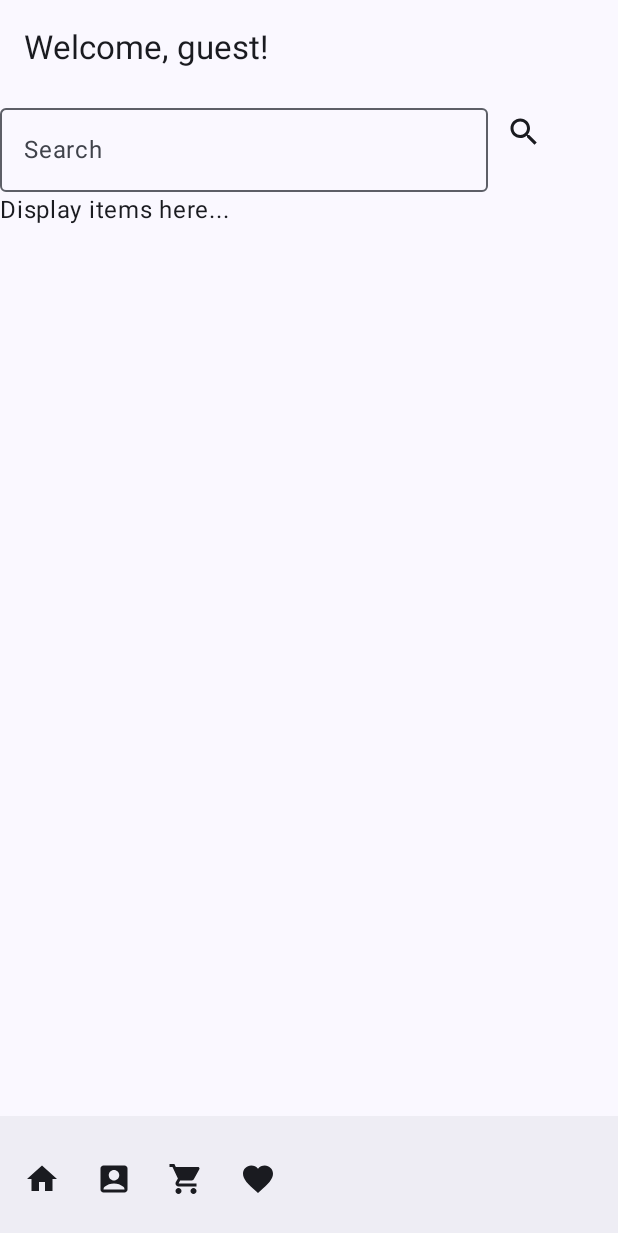
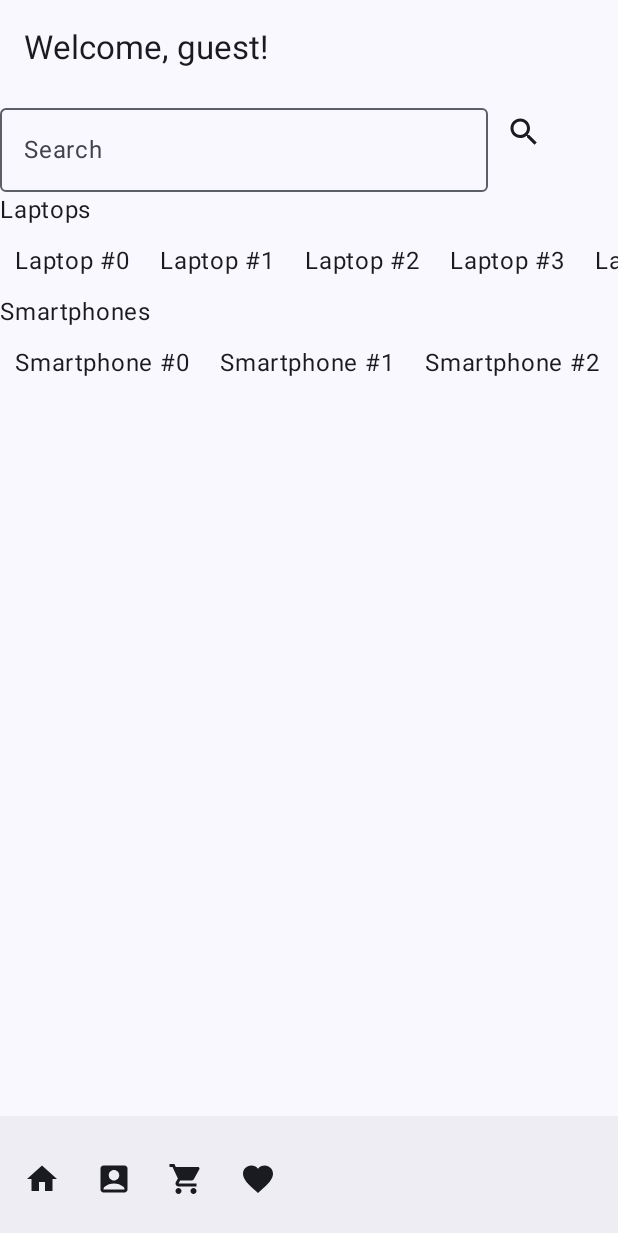
Before and after one commit to franco401/Computer-Store-Shopping-App, an Android app built with Jetpack Compose: the screen it shows after launch (MainActivity), on a phone screen of 412 x 824 dp. Shown: the top 1233 px of the screen. Run offline under Robolectric (Android 15) with nearby library versions, the phone set to English and light mode, and no system bars.

Commit message:
Added scrollable rows to home screen and will add item images later

```diff
--- a/app/src/main/java/com/example/computerstoreshoppingapp/MainActivity.kt
+++ b/app/src/main/java/com/example/computerstoreshoppingapp/MainActivity.kt
@@ -4,6 +4,7 @@ import android.os.Bundle
 import androidx.activity.ComponentActivity
 import androidx.activity.OnBackPressedCallback
 import androidx.activity.compose.setContent
+import androidx.compose.foundation.horizontalScroll
 import androidx.compose.foundation.layout.Box
 import androidx.compose.foundation.layout.Column
 import androidx.compose.foundation.layout.Row
@@ -14,6 +15,8 @@ import androidx.compose.foundation.layout.requiredSize
 import androidx.compose.foundation.layout.requiredWidth
 import androidx.compose.foundation.layout.width
 import androidx.compose.foundation.layout.widthIn
+import androidx.compose.foundation.rememberScrollState
+import androidx.compose.foundation.verticalScroll
 import androidx.compose.material.icons.Icons
 import androidx.compose.material.icons.filled.AccountBox
 import androidx.compose.material.icons.filled.Favorite
@@ -194,7 +197,29 @@ fun homeScreen(navController: NavController) {
                             Icon(Icons.Filled.Search, contentDescription = "Item Search")
                         }
                     }
-                    Text("Display items here...")
+                    //a column that stacks rows of item types
+                    Column {
+                        Text("Laptops")
+
+                        //row of laptops (images will be rendered instead later)
+                        Row (
+                            Modifier.horizontalScroll(rememberScrollState(0))
+                            ) {
+                            repeat(10) {
+                                Text("Laptop #$it", modifier = Modifier.padding(10.dp))
+                            }
+                        }
+                        Text("Smartphones")
+
+                        //row of smartphones (images will be rendered instead later)
+                        Row (
+                            Modifier.horizontalScroll(rememberScrollState(0))
+                        ) {
+                            repeat(10) {
+                                Text("Smartphone #$it", modifier = Modifier.padding(10.dp))
+                            }
+                        }
+                    }
                 }
             }
         }
```
